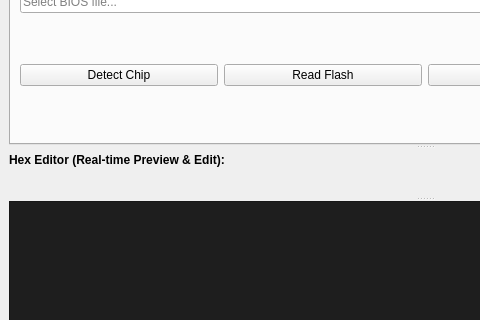
Before: the Qt Designer form src/mainwindow.ui in wming126/flash_helper, drawn with Qt 5; both pictures show x 0 to 480 and y 244 to 564 of the 850 by 800 pixel window.
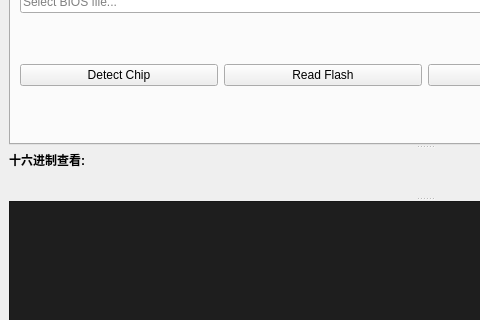
After: the same form once the commit is applied. Custom widgets are drawn as their Qt base class.

Commit message: feat: convert Hex Editor to Hex Viewer (read-only mode) and update AppImage script

What changed in the file:
```diff
--- a/src/mainwindow.ui
+++ b/src/mainwindow.ui
@@ -339,7 +339,7 @@
              </font>
             </property>
             <property name="text">
-             <string>Hex Editor (Real-time Preview &amp; Edit):</string>
+             <string>十六进制查看:</string>
             </property>
            </widget>
           </item>
```
The commit also changes 5 other files.
